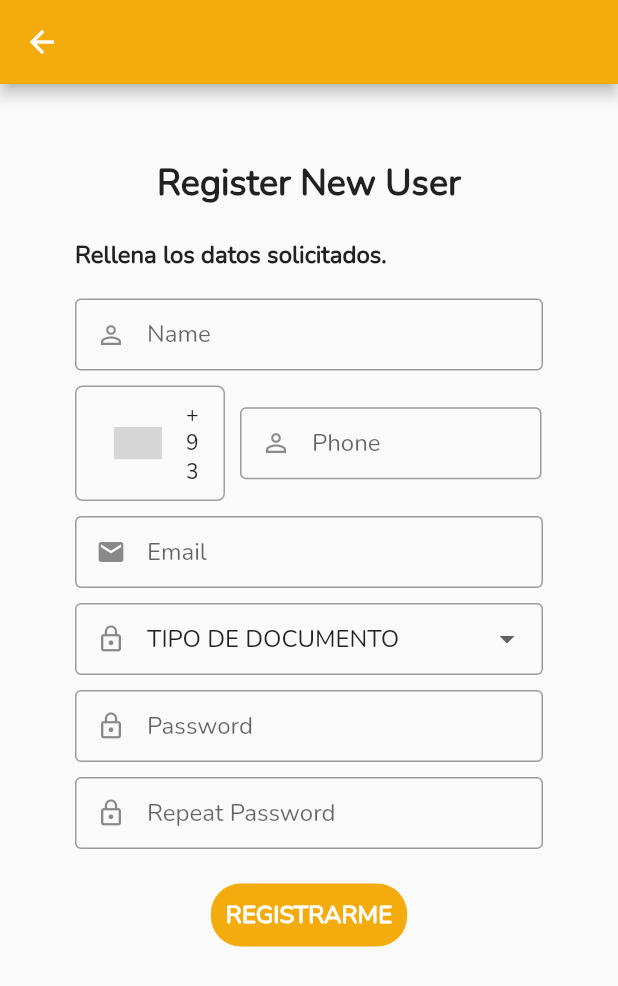
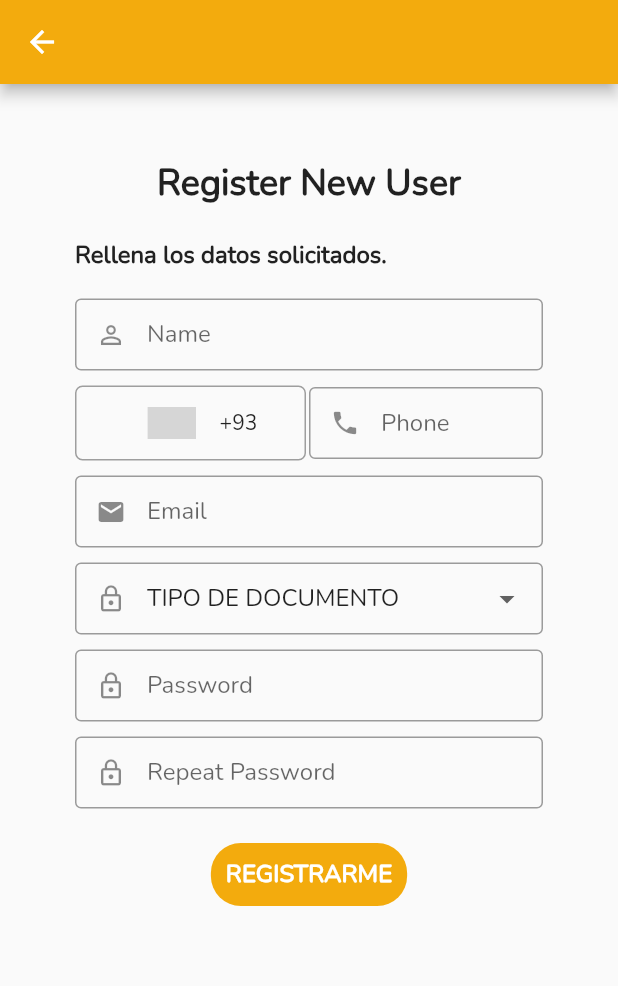
Before and after one commit to CapitalIstmo/Wallet-Service-Flutter, a Flutter app: the screen it shows after launch, after a tap on "¿No tienes cuenta? ¡Crea una aquí!", on a phone screen of 412 x 824 dp. Shown: the top 986 px of the screen. Run offline on Flutter 3.47's test engine with Material 2 defaults, Android fonts, the phone set to English and light mode, and no system bars; drawn by our look-alikes of country_code_picker; our stand-ins replace contacts_service, cool_alert, permission_handler, qr_flutter, shared_preferences; missing offline and left inert: flutter_barcode_scanner; grey boxes are pictures that could not be loaded.

Commit message:
Update: ultimo resources

```diff
--- a/lib/screens/login_page.dart
+++ b/lib/screens/login_page.dart
@@ -65,6 +65,7 @@ class _LoginState extends State<Login> {
                         TextField(
                           keyboardType: TextInputType.emailAddress,
                           controller: _username,
+                          textInputAction: TextInputAction.next,
                           decoration: const InputDecoration(
                               prefixIcon: Icon(
                                 Icons.email,
--- a/lib/screens/profile_page.dart
+++ b/lib/screens/profile_page.dart
@@ -35,8 +35,9 @@ class _ProfilePageState extends State<ProfilePage> {
     prefs.remove('user');
     prefs.setString('username', username!);
     prefs.setString('fullname', fullname!);
-    Navigator.pushReplacement(
-        context, MaterialPageRoute(builder: (c) => const Login()));
+    Navigator.of(context).pushAndRemoveUntil(
+        MaterialPageRoute(builder: (context) => Login()),
+        (Route<dynamic> route) => false);
   }
 
   @override
--- a/lib/screens/register_page.dart
+++ b/lib/screens/register_page.dart
@@ -26,6 +26,7 @@ class _RegisterState extends State<Register> {
   final TextEditingController _pass2 = TextEditingController();
   final TextEditingController _name = TextEditingController();
   final TextEditingController _phone = TextEditingController();
+  final TextEditingController _numberCedula = TextEditingController();
   bool isLoading = false;
 
   List<DropdownMenuItem<String>> get misTypeDocs {
@@ -33,6 +34,7 @@ class _RegisterState extends State<Register> {
       const DropdownMenuItem(child: Text("TIPO DE DOCUMENTO"), value: ""),
       const DropdownMenuItem(child: Text("CEDULA"), value: "CEDULA"),
       const DropdownMenuItem(child: Text("PASAPORTE"), value: "PASAPORTE"),
+      const DropdownMenuItem(child: Text("NIF"), value: "NIF"),
     ];
     return menuItems;
   }
@@ -40,6 +42,8 @@ class _RegisterState extends State<Register> {
   String myValueSelected = "";
 
   CountryCode? myPhoneCodeSelected;
+
+  bool visibleNomDoc = false;
 
   @override
   Widget build(BuildContext context) {
@@ -99,8 +103,11 @@ class _RegisterState extends State<Register> {
                         Container(
                           margin: const EdgeInsets.only(top: 10),
                           child: Row(
+                            mainAxisSize: MainAxisSize.min,
                             children: [
-                              Container(
+                              Expanded(
+                                child: Container(
+                                  margin: EdgeInsets.only(right: 2),
                                   decoration: BoxDecoration(
                                     border:
                                         Border.all(color: Colors.grey.shade500),
@@ -108,8 +115,6 @@ class _RegisterState extends State<Register> {
                                       Radius.circular(5),
                                     ),
                                   ),
-                                width: 100,
-                                margin: const EdgeInsets.only(right: 10),
                                   child: CountryCodePicker(
                                     onChanged: (_) {
                                       setState(() {
@@ -119,12 +124,11 @@ class _RegisterState extends State<Register> {
                                     //initialSelection: 'MX',
                                     favorite: const ['+52', 'MX'],
                                     showCountryOnly: false,
-                                  alignLeft: false,
-                                  padding: const EdgeInsets.all(1.0),
+                                    padding: EdgeInsets.all(0),
                                   ),
                                 ),
-                              SizedBox(
-                                width: 201,
+                              ),
+                              Expanded(
                                 child: TextField(
                                   textInputAction: TextInputAction.next,
                                   keyboardType: TextInputType.phone,
@@ -135,7 +139,7 @@ class _RegisterState extends State<Register> {
                                   ],
                                   decoration: const InputDecoration(
                                     prefixIcon: Icon(
-                                      Icons.person_outline,
+                                      Icons.phone,
                                       size: 20,
                                     ),
                                     hintText: 'Phone',
@@ -182,10 +186,39 @@ class _RegisterState extends State<Register> {
                             onChanged: (_) {
                               setState(() {
                                 myValueSelected = _.toString();
+
+                                if (myValueSelected != "") {
+                                  visibleNomDoc = true;
+                                } else {
+                                  visibleNomDoc = false;
+                                }
                               });
                             },
                             value: myValueSelected,
                             items: misTypeDocs,
+                          ),
+                        ),
+                        Visibility(
+                          visible: visibleNomDoc,
+                          child: Container(
+                            margin: const EdgeInsets.only(top: 10),
+                            child: TextField(
+                              textInputAction: TextInputAction.next,
+                              controller: _numberCedula,
+                              keyboardType: TextInputType.emailAddress,
+                              decoration: InputDecoration(
+                                prefixIcon: const Icon(
+                                  Icons.numbers,
+                                  size: 20,
+                                ),
+                                hintText: myValueSelected == "CEDULA"
+                                    ? 'Ingrese el No.'
+                                    : 'Ingrese el No.',
+                                contentPadding: const EdgeInsets.only(
+                                    bottom: 8.0, top: 8.0),
+                                border: const OutlineInputBorder(),
+                              ),
+                            ),
                           ),
                         ),
                         Container(
@@ -264,7 +297,7 @@ class _RegisterState extends State<Register> {
   Future<void> _register() async {
     if (_username.text.isNotEmpty &&
         _pass.text.isNotEmpty &&
-        _name.text.isNotEmpty) {
+        _name.text.isNotEmpty && _phone.text.isNotEmpty && myValueSelected.isNotEmpty && _numberCedula.text.isNotEmpty) {
       if (_pass.text == _pass2.text) {
         setState(() {
           isLoading = true;
@@ -273,7 +306,7 @@ class _RegisterState extends State<Register> {
         String? code = myPhoneCodeSelected?.dialCode;
 
         processRegister(_username.text, _pass.text, _name.text,
-            "${code}${_phone.text}", myValueSelected);
+            "${code}${_phone.text}", myValueSelected, _numberCedula.text);
       } else {
         CoolAlert.show(
           context: context,
@@ -298,14 +331,15 @@ class _RegisterState extends State<Register> {
     }
   }
 
-  processRegister(email, password, name, phone, type_doc) async {
+  processRegister(email, password, name, phone, type_doc, numeral) async {
     Map data = {
       'email': email,
       'password': password,
       'name': name,
       'phone': phone,
       'type_doc': type_doc,
-      'type_user': 'U'
+      'type_user': 'U',
+      'numeral': numeral
     };
 
     print(data.toString());
```
Also changed, not shown: lib/screens/select_destiny_page.dart (+10 -9 lines). Lines whose indentation alone changed are shown as unchanged.
